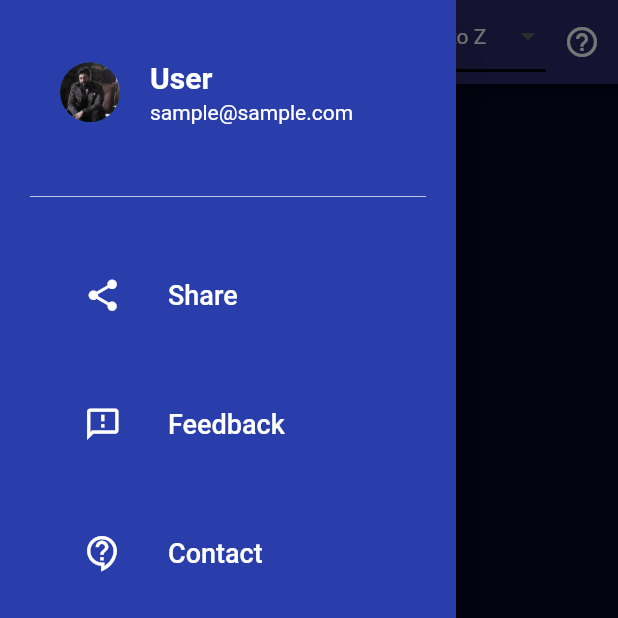
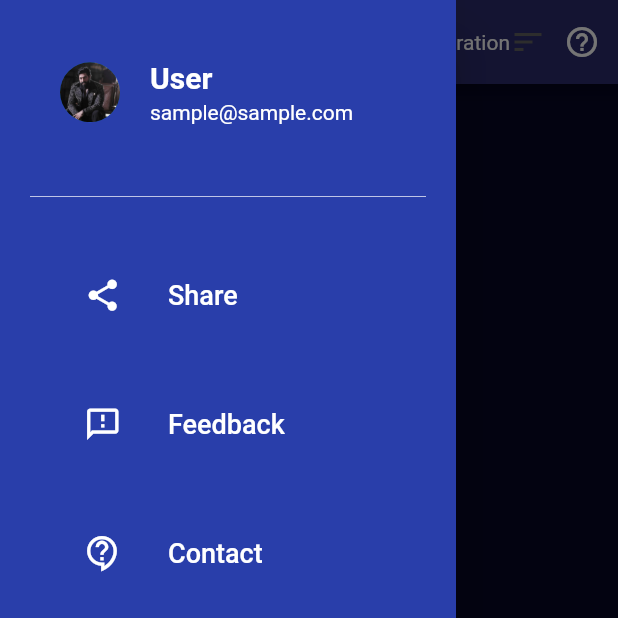
Before and after one commit to aorohith/Flutter-Visual-Magic, a Flutter app: the screen it shows after launch, item 3 of the bottom bar chosen, with the side drawer open, on a phone screen of 412 x 824 dp, the top half of it. Run offline on Flutter 3.47's test engine with Material 2 defaults, Android fonts, the phone set to English and light mode, and no system bars; drawn by our look-alikes of anim_search_bar, curved_navigation_bar, showcaseview; our stand-ins replace animated_splash_screen, better_player, flutter_screenutil, flutter_staggered_animations, hive_flutter, image_picker and 2 more; missing offline and left inert: flutter_video_info; accounts and stored records are empty.

Commit message:
Updated the sort button style and duration

```diff
--- a/lib/MenuDrawer/contact_screen.dart
+++ b/lib/MenuDrawer/contact_screen.dart
@@ -1,4 +1,5 @@
 import 'package:flutter/material.dart';
+import 'package:visual_magic/Videos/refactor.dart';
 
 class ContactScreen extends StatelessWidget {
   const ContactScreen({ Key? key }) : super(key: key);
@@ -6,8 +7,9 @@
   @override
   Widget build(BuildContext context) {
     return Scaffold(
-      appBar: AppBar(),
-      body: SafeArea(child: Column(children: [
+      appBar: AppBar(actions: [sortDropdown(),],),
+      body: SafeArea(
+        child: Column(children: [
         Center(child: Text("Contact Screen")),
       ],)),
     );
--- a/lib/Videos/refactor.dart
+++ b/lib/Videos/refactor.dart
@@ -36,7 +36,7 @@
       style: TextStyle(color: Colors.white, fontWeight: FontWeight.bold),
     ),
     subtitle: Text(
-      "10 Videos",
+      formatTime(videosWithIndex[index].duration),
       style: TextStyle(color: Colors.white),
     ),
     trailing: index == 0
@@ -71,21 +71,20 @@
 }
 
 class _sortDropdownState extends State<sortDropdown> {
-  String dropdownValue = 'A to Z';
+  String dropdownValue = 'Duration';
 
   @override
   Widget build(BuildContext context) {
-    return DropdownButton<String>(
+    return DropdownButtonHideUnderline(
+      child: DropdownButton(
+        // iconEnabledColor: Colors.white,
+        // focusColor: Colors.red,
         borderRadius: BorderRadius.circular(10),
         dropdownColor: Colors.black,
         value: dropdownValue,
-      icon: const Icon(Icons.arrow_drop_down),
+        icon: const Icon(Icons.sort),
         elevation: 16,
         style: const TextStyle(color: Colors.white),
-      underline: Container(
-        height: 2,
-        color: Colors.black,
-      ),
         onChanged: (String? newValue) {
           switch (newValue) {
             case "A to Z":
@@ -104,13 +103,14 @@
             dropdownValue = newValue!;
           });
         },
-      items: <String>['A to Z', 'Duration', 'Date', 'FileSize']
-          .map<DropdownMenuItem<String>>((String value) {
-        return DropdownMenuItem<String>(
+        items: ['A to Z', 'Duration', 'Date', 'FileSize']
+            .map((String value) {
+          return DropdownMenuItem(
             value: value,
             child: Text(value),
           );
         }).toList(),
+      ),
     );
   }
 }
--- a/lib/main.dart
+++ b/lib/main.dart
@@ -3,11 +3,13 @@
 import 'package:hive_flutter/hive_flutter.dart';
 import 'package:visual_magic/Main/splash_screen.dart';
 import 'package:visual_magic/db/Models/Favourites/favourites_model.dart';
+import 'package:visual_magic/db/Models/Recent/recent_model.dart';
 import 'package:visual_magic/db/Models/user_model.dart';
 
 // late var box;
 late var userDB;
 late var favDB;
+late var recentDB;
 
 
 void main() async {
@@ -15,9 +17,11 @@
   if(!Hive.isAdapterRegistered(UserModelAdapter().typeId)){
     Hive.registerAdapter(UserModelAdapter());
     Hive.registerAdapter(FavouritesAdapter());
+    Hive.registerAdapter(RecentModelAdapter());
   }
   userDB = await Hive.openBox('student_db');
   favDB = await Hive.openBox('fav_db');
+  recentDB = await Hive.openBox('recent_db');
 
   // box = await Hive.openBox('fav_db');
   runApp(const MyApp());
```
Also changed, not shown: lib/db/Models/Recent/recent_model.dart (added, +17 -0 lines), lib/db/functions.dart (+23 -5 lines), lib/db/Models/Recent/recent_model.g.dart (added). Lines whose indentation alone changed are shown as unchanged.
